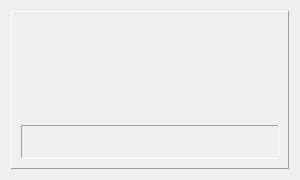
zlukaUA/ClamAV-GUI, file ui/progressdialog.ui: the form before one commit.
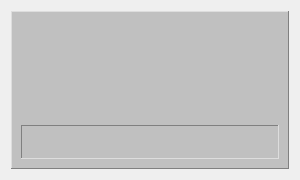
The form after the commit.

```diff
--- a/ui/progressdialog.ui
+++ b/ui/progressdialog.ui
@@ -28,6 +28,9 @@
   <layout class="QGridLayout" name="gridLayout">
    <item row="0" column="0">
     <widget class="QFrame" name="frame">
+     <property name="styleSheet">
+      <string notr="true">background-color:#c0c0c0</string>
+     </property>
      <property name="frameShape">
       <enum>QFrame::Panel</enum>
      </property>
```
